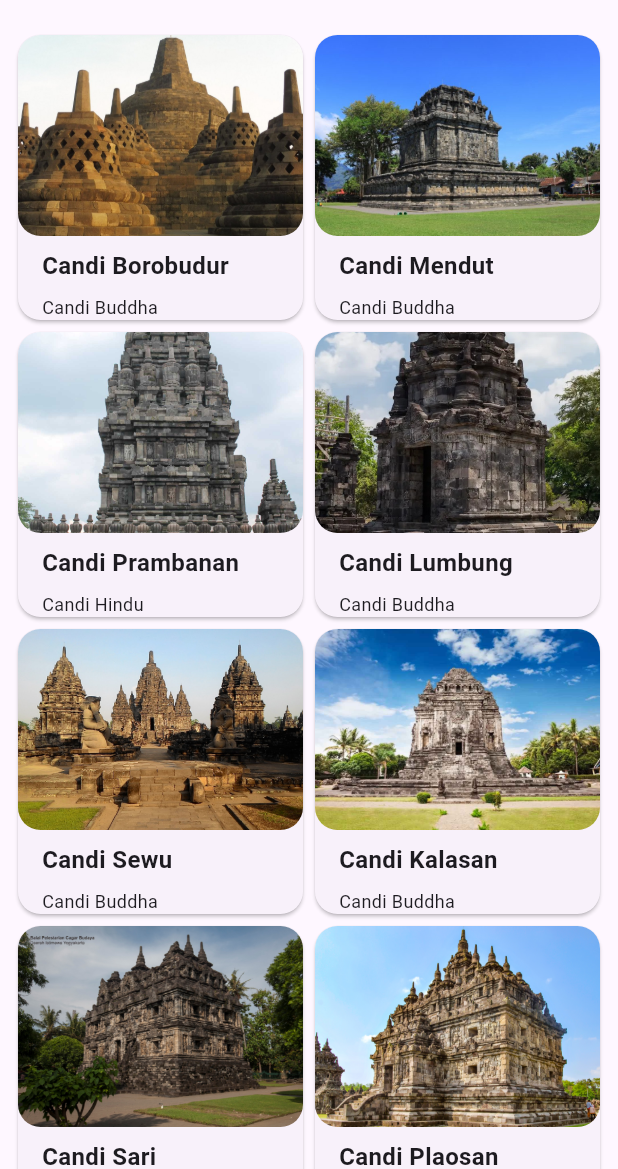
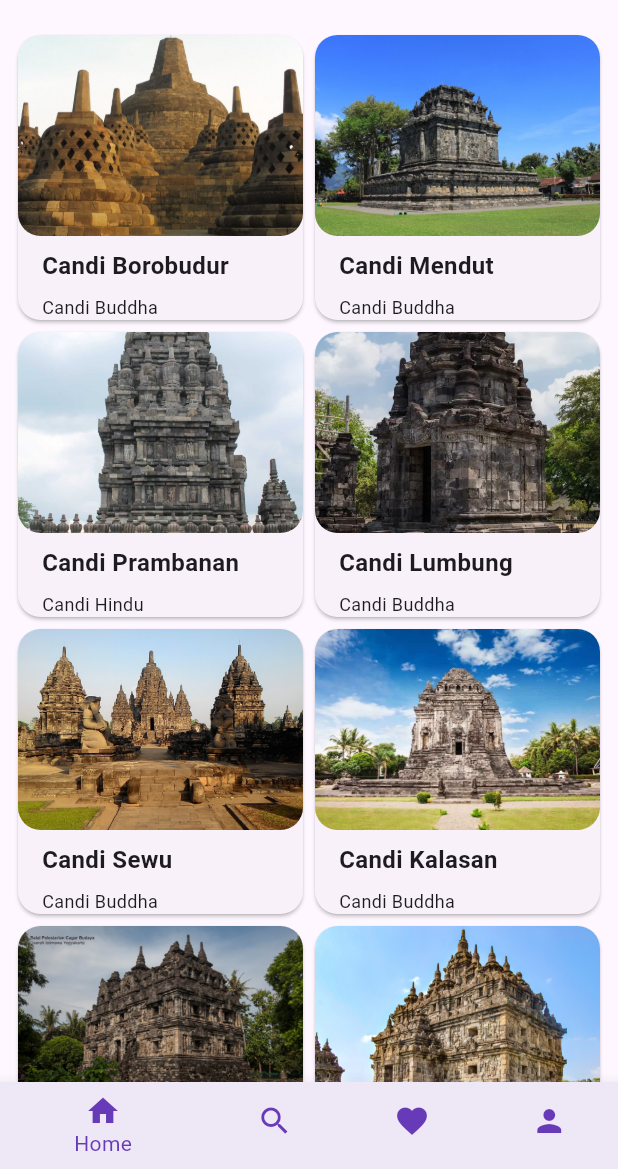
Before and after one commit to RafaelEbenHart/wisata_candi_Rafael_Eben_Hart, a Flutter app: the screen it shows after launch, on a phone screen of 412 x 824 dp, the part 67-1236 px from its top. Run offline on Flutter 3.47's test engine with Material 3 defaults, Android fonts, the phone set to English and light mode, and no system bars.

Commit message:
Navigation
navigasi

```diff
--- a/lib/main.dart
+++ b/lib/main.dart
@@ -1,4 +1,5 @@
 import 'package:flutter/material.dart';
+import 'package:wisata_candi_rafael_eben_hart/screens/favorite_screen.dart';
 import 'package:wisata_candi_rafael_eben_hart/screens/home_screen.dart';
 import 'package:wisata_candi_rafael_eben_hart/screens/profile_screen.dart';
 import 'package:wisata_candi_rafael_eben_hart/screens/search_screen.dart';
@@ -11,9 +12,14 @@
   runApp(const MyApp());
 }
 
-class MyApp extends StatelessWidget {
+class MyApp extends StatefulWidget {
   const MyApp({super.key});
 
+  @override
+  State<MyApp> createState() => _MyAppState();
+}
+
+class _MyAppState extends State<MyApp> {
   // This widget is the root of your application.
   @override
   Widget build(BuildContext context) {
@@ -31,12 +37,80 @@
         colorScheme: ColorScheme.fromSeed(seedColor: Colors.deepPurple),
         useMaterial3: true,
       ),
+      home: const MainScreen(),
       //home: ProfileScreen(),
       //home: DetailScreen(candi: candiList[0]),
       //home: SignInScreen(),
       //home: SignUpScreen(),
       //home: SearchScreen(),
-      home: HomeScreen(),
+      //home: HomeScreen(),
     );
   }
 }
+
+class MainScreen extends StatefulWidget {
+  const MainScreen({super.key});
+
+  @override
+  State<MainScreen> createState() => _MainScreenState();
+}
+
+class _MainScreenState extends State<MainScreen> {
+  //Todo: 1.Deklarasi variabel
+  int _currentIndex = 0;
+  final List<Widget> _children = [
+    const HomeScreen(),
+    const SearchScreen(),
+    const FavoriteScreen(),
+    const ProfileScreen(),
+  ];
+
+  @override
+  Widget build(BuildContext context) {
+    return Scaffold(
+      //Todo: 2.body
+      body: _children[_currentIndex],
+      //todo: 3.BottomNavigatorBar
+      bottomNavigationBar: Theme(
+          data: Theme.of(context).copyWith(canvasColor: Colors.deepPurple[50]),
+          child: BottomNavigationBar(
+            currentIndex: _currentIndex,
+            onTap: (index) {
+              setState(() {
+                _currentIndex=index;
+              });
+            },
+            items: [
+              const BottomNavigationBarItem(
+                  icon: Icon(
+                    Icons.home,
+                    color: Colors.deepPurple,
+                  ),
+                  label: "Home"),
+              const BottomNavigationBarItem(
+                  icon: Icon(
+                    Icons.search,
+                    color: Colors.deepPurple,
+                  ),
+                  label: "Search"),
+              const BottomNavigationBarItem(
+                  icon: Icon(
+                    Icons.favorite,
+                    color: Colors.deepPurple,
+                  ),
+                  label: "Favorite"),
+              const BottomNavigationBarItem(
+                  icon: Icon(
+                    Icons.person,
+                    color: Colors.deepPurple,
+                  ),
+                  label: "Person"),
+            ],
+            selectedItemColor: Colors.deepPurple,
+            unselectedItemColor: Colors.deepPurple[100],
+            showSelectedLabels: true,
+          )),
+      //Todo: 4.data child theme
+    );
+  }
+}
--- /dev/null
+++ b/lib/screens/favorite_screen.dart
@@ -0,0 +1,15 @@
+import 'package:flutter/material.dart';
+
+class FavoriteScreen extends StatefulWidget {
+  const FavoriteScreen({super.key});
+
+  @override
+  State<FavoriteScreen> createState() => _FavoriteScreenState();
+}
+
+class _FavoriteScreenState extends State<FavoriteScreen> {
+  @override
+  Widget build(BuildContext context) {
+    return const Placeholder();
+  }
+}
```
